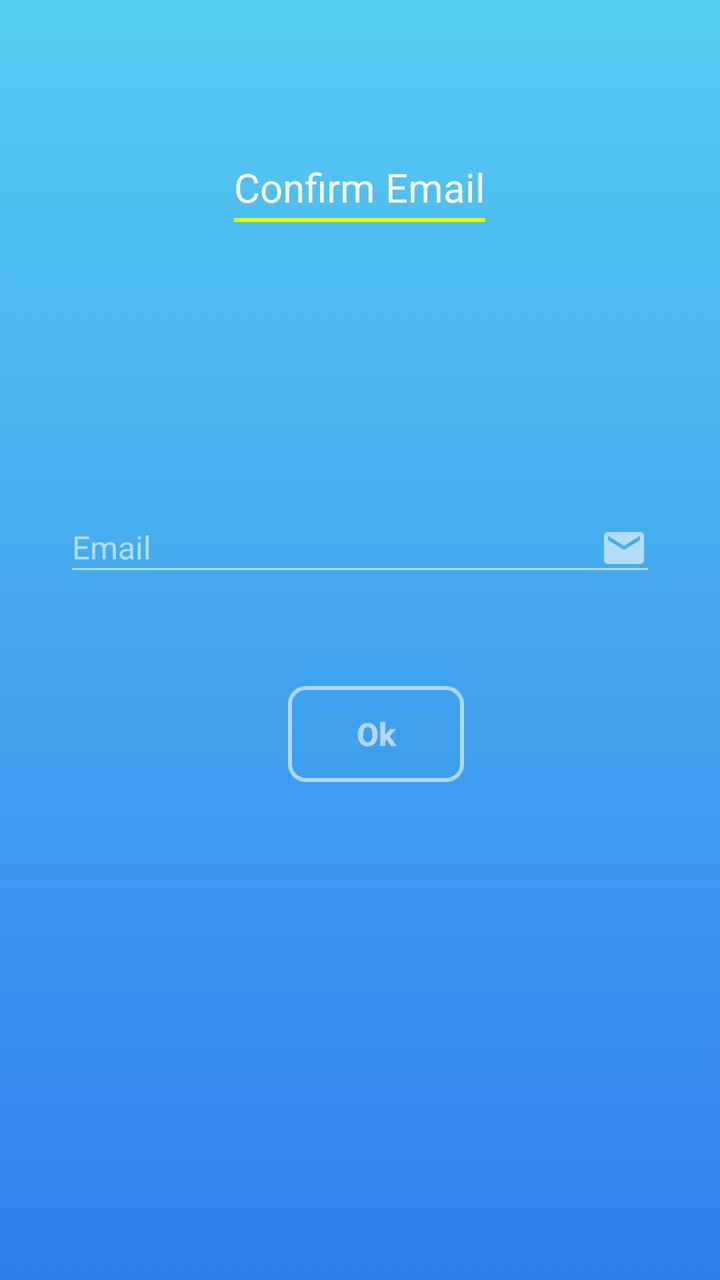
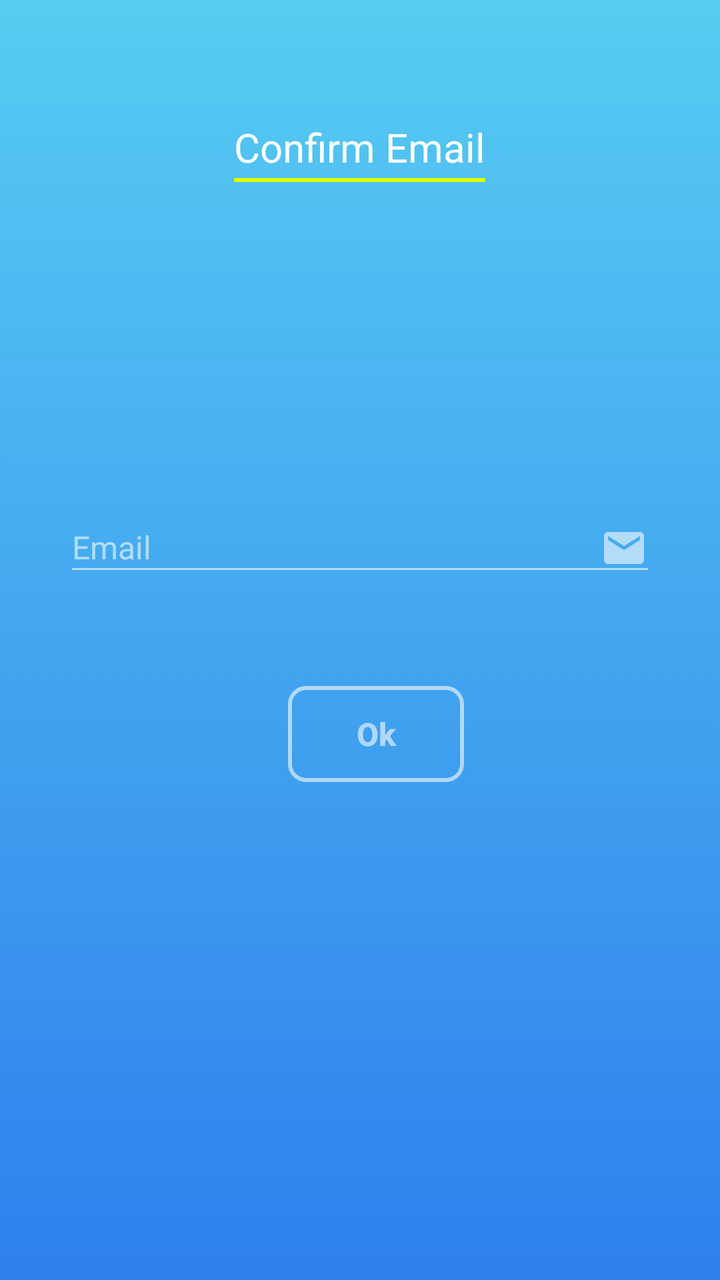

The first picture is an Android layout as it rendered before a commit; the second is the same layout after the commit. The layout source and the unified diff follow.
<!-- AndroidManifest.xml: application theme AppTheme -->
<!-- res/layout/activity_email_confirm.xml -->
<?xml version="1.0" encoding="utf-8"?>
<RelativeLayout xmlns:android="http://schemas.android.com/apk/res/android"
    xmlns:app="http://schemas.android.com/apk/res-auto"
    xmlns:tools="http://schemas.android.com/tools"
    android:layout_width="match_parent"
    android:layout_height="match_parent"
    android:id="@+id/rlRoot"
    android:background="@drawable/blue_skies">

        <LinearLayout
            android:id="@+id/linearLayout"
            android:layout_width="wrap_content"
            android:layout_height="wrap_content"
            android:layout_alignParentTop="true"
            android:layout_centerHorizontal="true"
            android:layout_marginTop="80dp"
            android:orientation="horizontal">

            <LinearLayout
                android:layout_width="wrap_content"
                android:layout_height="wrap_content"
                android:orientation="vertical">

                <TextView
                    android:id="@+id/textView"
                    android:layout_width="wrap_content"
                    android:layout_height="wrap_content"
                    android:text="@string/textConfirmEmail"
                    android:textColor="#ffffff"
                    android:textSize="20sp" />

                <View
                    android:layout_width="match_parent"
                    android:layout_height="2dp"
                    android:layout_marginTop="2dp"
                    android:background="#deff00" />

            </LinearLayout>


        </LinearLayout>


        <LinearLayout
            android:layout_width="match_parent"
            android:layout_height="wrap_content"
            android:layout_centerVertical="true"
            android:layout_centerHorizontal="true"
            android:layout_marginBottom="32dp"
            android:orientation="vertical"
            android:paddingLeft="32dp"
            android:paddingRight="32dp">


            <com.google.android.material.textfield.TextInputLayout
                android:layout_width="match_parent"
                android:layout_height="wrap_content"
                android:textColorHint="#96ffffff"
                android:theme="@style/EditScreenTextInputLayoutStyle">

                <com.google.android.material.textfield.TextInputEditText
                    android:layout_width="match_parent"
                    android:layout_height="match_parent"
                    android:drawablePadding="16dp"
                    android:drawableRight="@drawable/ic_email_white_24dp"
                    android:hint="@string/textEmail"
                    android:id="@+id/etId"
                    android:inputType="textEmailAddress"
                    android:maxLines="1"
                    android:textColor="@android:color/white"
                    android:textSize="16sp" />
            </com.google.android.material.textfield.TextInputLayout>

            <LinearLayout
                android:layout_width="match_parent"
                android:layout_height="wrap_content"
                android:layout_marginTop="50dp"
                android:layout_marginBottom="8dp"
                android:gravity="center"
                android:orientation="horizontal">



                <Button
                    android:layout_width="wrap_content"
                    android:layout_height="wrap_content"
                    android:layout_marginLeft="16dp"
                    android:background="@drawable/buttonshapewhitebg"
                    android:text="@string/textOk"
                    android:id="@+id/btnOk"
                    android:textAllCaps="false"
                    android:textColor="#96ffffff"
                    android:textSize="16dp"
                    android:textStyle="bold" />


            </LinearLayout>

        </LinearLayout>


    </RelativeLayout>
<!-- resources referenced by this layout -->
<resources>
  <!-- drawable blue_skies: jpg bitmap (drawable, 1647 bytes) -->
  <!-- drawable buttonshapewhitebg (drawable) -->
  <?xml version="1.0" encoding="utf-8"?>
  <selector xmlns:android="http://schemas.android.com/apk/res/android">
      <item>
          <shape android:shape="rectangle">
              <corners android:radius="8dp" />
              <solid android:color="@android:color/transparent"/>
              <stroke android:color="#96ffffff"
                  android:width="2dp"/>
          </shape>
      </item>
  </selector>
  <!-- drawable ic_email_white_24dp (drawable) -->
  <vector xmlns:android="http://schemas.android.com/apk/res/android"
          android:width="24dp"
          android:height="24dp"
          android:viewportWidth="24.0"
          android:viewportHeight="24.0">
      <path
          android:fillColor="#96ffffff"
          android:pathData="M20,4L4,4c-1.1,0 -1.99,0.9 -1.99,2L2,18c0,1.1 0.9,2 2,2h16c1.1,0 2,-0.9 2,-2L22,6c0,-1.1 -0.9,-2 -2,-2zM20,8l-8,5 -8,-5L4,6l8,5 8,-5v2z"/>
  </vector>
  <string name="textConfirmEmail">Confirm Email</string>
  <string name="textEmail">Email</string>
  <string name="textOk">Ok</string>
  <style name="EditScreenTextInputLayoutStyle" parent="Theme.AppCompat.Light.DarkActionBar">
          <item name="colorControlNormal">@color/textInputLayout</item>
          <item name="colorControlActivated">@color/textInputLayout</item>
          <item name="colorControlHighlight">@color/textInputLayout</item>
          <item name="colorAccent">@color/textInputLayout</item>
          <item name="android:textColorHint">@color/textInputLayout</item>
      </style>
  <style name="AppTheme" parent="Theme.AppCompat.Light.DarkActionBar">
          
          <item name="colorPrimary">@color/blueSkiestop</item>
          <item name="colorPrimaryDark">@color/blueSkiestop</item>
          <item name="colorAccent">@color/black</item>
      </style>
  <color name="textInputLayout">#96ffffff</color>
  <color name="blueSkiestop">#56CBF2</color>
  <color name="black">#000</color>
</resources>

<!-- the commit's change to res/layout/activity_email_confirm.xml (unified diff, before → after) -->
@@ -11,9 +11,9 @@
             android:id="@+id/linearLayout"
             android:layout_width="wrap_content"
             android:layout_height="wrap_content"
-            android:layout_alignParentTop="true"
             android:layout_centerHorizontal="true"
-            android:layout_marginTop="80dp"
+            android:layout_marginBottom="150dp"
+            android:layout_above="@+id/llCenter"
             android:orientation="horizontal">
 
             <LinearLayout
@@ -41,62 +41,61 @@
         </LinearLayout>
 
 
+    <LinearLayout
+        android:layout_width="match_parent"
+        android:layout_height="wrap_content"
+        android:layout_centerInParent="true"
+        android:layout_marginBottom="32dp"
+        android:orientation="vertical"
+        android:id="@+id/llCenter"
+        android:paddingLeft="32dp"
+        android:paddingRight="32dp">
+
+
+        <com.google.android.material.textfield.TextInputLayout
+            android:layout_width="match_parent"
+            android:layout_height="wrap_content"
+            android:textColorHint="#96ffffff"
+            android:theme="@style/EditScreenTextInputLayoutStyle">
+
+            <com.google.android.material.textfield.TextInputEditText
+                android:id="@+id/etId"
+                android:layout_width="match_parent"
+                android:layout_height="match_parent"
+                android:drawableRight="@drawable/ic_email_white_24dp"
+                android:drawablePadding="16dp"
+                android:hint="@string/textEmail"
+                android:inputType="textEmailAddress"
+                android:maxLines="1"
+                android:textColor="@android:color/white"
+                android:textSize="16sp" />
+        </com.google.android.material.textfield.TextInputLayout>
+
         <LinearLayout
             android:layout_width="match_parent"
             android:layout_height="wrap_content"
-            android:layout_centerVertical="true"
-            android:layout_centerHorizontal="true"
-            android:layout_marginBottom="32dp"
-            android:orientation="vertical"
-            android:paddingLeft="32dp"
-            android:paddingRight="32dp">
+            android:layout_marginTop="50dp"
+            android:layout_marginBottom="8dp"
+            android:gravity="center"
+            android:orientation="horizontal">
 
 
-            <com.google.android.material.textfield.TextInputLayout
-                android:layout_width="match_parent"
+            <Button
+                android:id="@+id/btnOk"
+                android:layout_width="wrap_content"
                 android:layout_height="wrap_content"
-                android:textColorHint="#96ffffff"
-                android:theme="@style/EditScreenTextInputLayoutStyle">
+                android:layout_marginLeft="16dp"
+                android:background="@drawable/buttonshapewhitebg"
+                android:text="@string/textOk"
+                android:textAllCaps="false"
+                android:textColor="#96ffffff"
+                android:textSize="16dp"
+                android:textStyle="bold" />
 
-                <com.google.android.material.textfield.TextInputEditText
-                    android:layout_width="match_parent"
-                    android:layout_height="match_parent"
-                    android:drawablePadding="16dp"
-                    android:drawableRight="@drawable/ic_email_white_24dp"
-                    android:hint="@string/textEmail"
-                    android:id="@+id/etId"
-                    android:inputType="textEmailAddress"
-                    android:maxLines="1"
-                    android:textColor="@android:color/white"
-                    android:textSize="16sp" />
-            </com.google.android.material.textfield.TextInputLayout>
-
-            <LinearLayout
-                android:layout_width="match_parent"
-                android:layout_height="wrap_content"
-                android:layout_marginTop="50dp"
-                android:layout_marginBottom="8dp"
-                android:gravity="center"
-                android:orientation="horizontal">
-
-
-
-                <Button
-                    android:layout_width="wrap_content"
-                    android:layout_height="wrap_content"
-                    android:layout_marginLeft="16dp"
-                    android:background="@drawable/buttonshapewhitebg"
-                    android:text="@string/textOk"
-                    android:id="@+id/btnOk"
-                    android:textAllCaps="false"
-                    android:textColor="#96ffffff"
-                    android:textSize="16dp"
-                    android:textStyle="bold" />
-
-
-            </LinearLayout>
 
         </LinearLayout>
 
+    </LinearLayout>
+
 
     </RelativeLayout>
